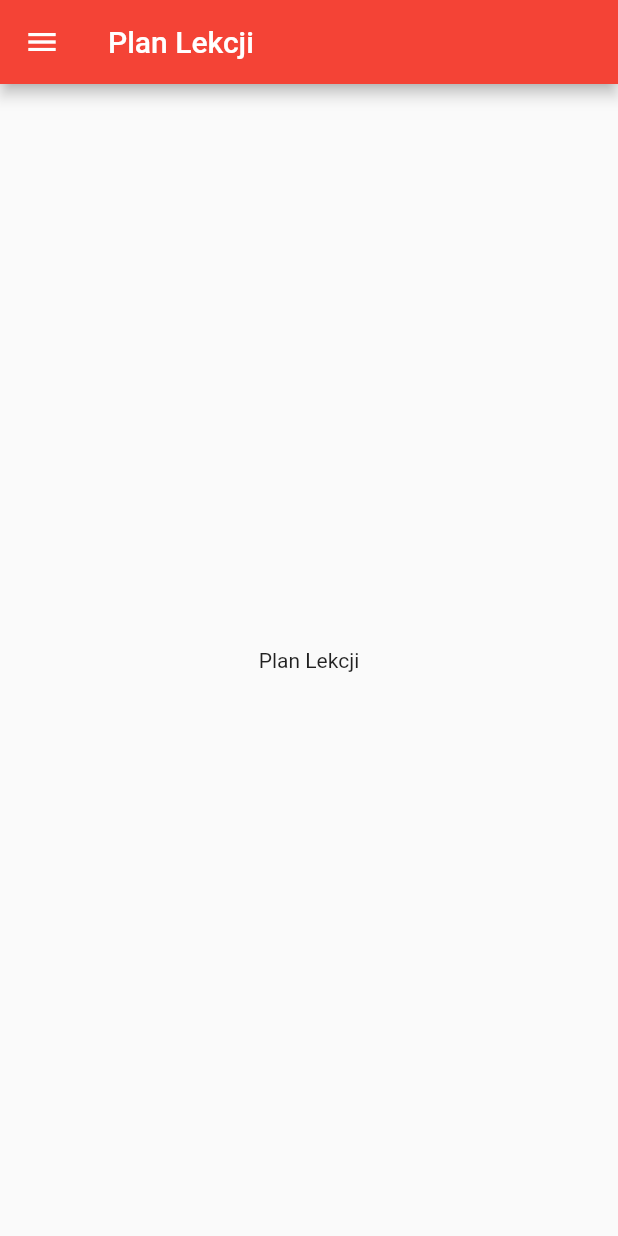
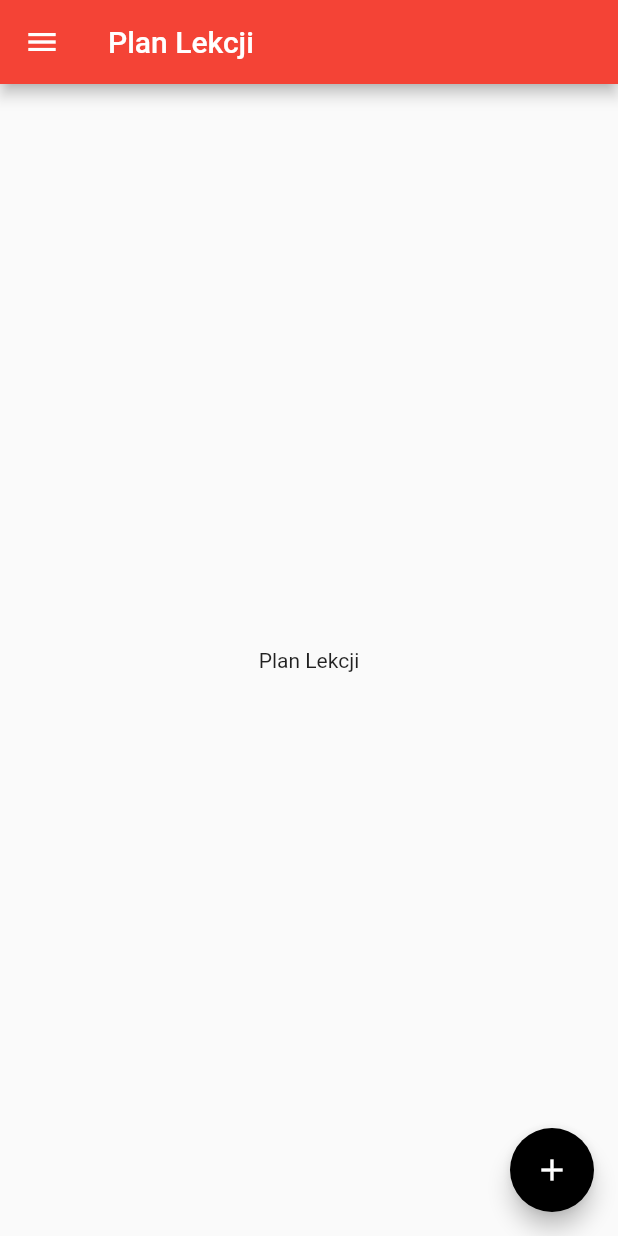
Before and after one commit to ProcnerKacper/All-In-One-App, a Flutter app: the screen it shows after launch, on a phone screen of 412 x 824 dp. Run offline on Flutter 3.47's test engine with Material 2 defaults, Android fonts, the phone set to English and light mode, and no system bars.

```diff
--- a/lib/main.dart
+++ b/lib/main.dart
@@ -2,6 +2,7 @@ import 'package:flutter/material.dart';
 import 'package:provider/provider.dart';
 
 import 'providers/schedule.dart';
+import 'screens/add_schedule_day_screen.dart';
 import 'screens/schedule_screen.dart';
 
 void main() => runApp(MyApp());
@@ -22,6 +23,9 @@ class MyApp extends StatelessWidget {
           accentColor: Colors.black,
         ),
         home: ScheduleScreen(),
+        routes: {
+          AddScheduleDayScreen.routeName: (ctx) => AddScheduleDayScreen(),
+        },
       ),
     );
   }
--- a/lib/screens/schedule_screen.dart
+++ b/lib/screens/schedule_screen.dart
@@ -1,6 +1,7 @@
 import 'package:flutter/material.dart';
 
 import '../widgets/app_drawer.dart';
+import 'add_schedule_day_screen.dart';
 
 class ScheduleScreen extends StatefulWidget {
   @override
@@ -15,6 +16,11 @@ class _ScheduleScreenState extends State<ScheduleScreen> {
       appBar: AppBar(
         title: const Text('Plan Lekcji'),
       ),
+      floatingActionButton: FloatingActionButton(
+        child: const Icon(Icons.add),
+        onPressed: () =>
+            Navigator.of(context).pushNamed(AddScheduleDayScreen.routeName),
+      ),
       body: Center(child: Text('Plan Lekcji')),
     );
   }
```
Also changed, not shown: lib/screens/add_schedule_day_screen.dart (added, +47 -0 lines).
